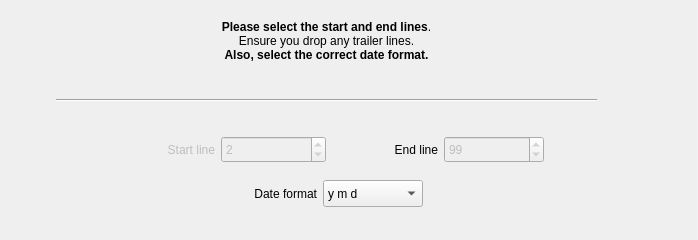
First picture: the form in kmymoney/plugins/csvimport/lines-datewizardpage.ui, repository KDE/kmymoney, before the edit.
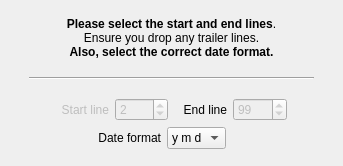
Second picture: the form after the edit. Custom widgets are drawn as their Qt base class.

```diff
--- a/kmymoney/plugins/csvimport/lines-datewizardpage.ui
+++ b/kmymoney/plugins/csvimport/lines-datewizardpage.ui
@@ -6,8 +6,8 @@
    <rect>
     <x>0</x>
     <y>0</y>
-    <width>698</width>
-    <height>240</height>
+    <width>343</width>
+    <height>166</height>
    </rect>
   </property>
   <property name="sizePolicy">
@@ -16,27 +16,10 @@
     <verstretch>0</verstretch>
    </sizepolicy>
   </property>
-  <property name="minimumSize">
-   <size>
-    <width>0</width>
-    <height>230</height>
-   </size>
-  </property>
-  <property name="maximumSize">
-   <size>
-    <width>16777215</width>
-    <height>267</height>
-   </size>
-  </property>
   <property name="windowTitle">
    <string>Lines-Date Wizard Page</string>
   </property>
-  <layout class="QGridLayout" name="gridLayout">
-   <item row="0" column="0">
-    <layout class="QHBoxLayout" name="horizontalLayout_2" stretch="5,60,10">
-     <property name="topMargin">
-      <number>0</number>
-     </property>
+  <layout class="QHBoxLayout" name="horizontalLayout_2">
      <item>
       <spacer name="horizontalSpacer">
        <property name="orientation">
@@ -44,22 +27,16 @@
        </property>
        <property name="sizeHint" stdset="0">
         <size>
-         <width>40</width>
-         <height>20</height>
+       <width>0</width>
+       <height>13</height>
         </size>
        </property>
       </spacer>
      </item>
      <item>
-      <layout class="QVBoxLayout" name="verticalLayout" stretch="40,2,3,2,40,1,40,2">
+    <layout class="QVBoxLayout" name="verticalLayout" stretch="25,3,3,3,30,30,3">
        <item>
         <widget class="QLabel" name="label">
-         <property name="maximumSize">
-          <size>
-           <width>16777215</width>
-           <height>60</height>
-          </size>
-         </property>
          <property name="text">
           <string>&lt;!DOCTYPE HTML PUBLIC &quot;-//W3C//DTD HTML 4.0//EN&quot; &quot;http://www.w3.org/TR/REC-html40/strict.dtd&quot;&gt;
 &lt;html&gt;&lt;head&gt;&lt;meta name=&quot;qrichtext&quot; content=&quot;1&quot; /&gt;&lt;style type=&quot;text/css&quot;&gt;
@@ -71,26 +48,6 @@
          </property>
         </widget>
        </item>
-       <item>
-        <spacer name="verticalSpacer_3">
-         <property name="orientation">
-          <enum>Qt::Vertical</enum>
-         </property>
-         <property name="sizeHint" stdset="0">
-          <size>
-           <width>20</width>
-           <height>40</height>
-          </size>
-         </property>
-        </spacer>
-       </item>
-       <item>
-        <widget class="Line" name="line_hor">
-         <property name="orientation">
-          <enum>Qt::Horizontal</enum>
-         </property>
-        </widget>
-       </item>
        <item>
         <spacer name="verticalSpacer_2">
          <property name="orientation">
@@ -104,6 +61,26 @@
          </property>
         </spacer>
        </item>
+     <item>
+      <widget class="Line" name="line_hor">
+       <property name="orientation">
+        <enum>Qt::Horizontal</enum>
+       </property>
+      </widget>
+     </item>
+     <item>
+      <spacer name="verticalSpacer_3">
+       <property name="orientation">
+        <enum>Qt::Vertical</enum>
+       </property>
+       <property name="sizeHint" stdset="0">
+        <size>
+         <width>20</width>
+         <height>40</height>
+        </size>
+       </property>
+      </spacer>
+     </item>
        <item>
         <layout class="QHBoxLayout" name="horizontalLayout_low" stretch="5,10,10,10,0,5">
          <property name="topMargin">
@@ -127,17 +104,6 @@
            <property name="enabled">
             <bool>false</bool>
            </property>
-           <property name="minimumSize">
-            <size>
-             <width>0</width>
-             <height>0</height>
-            </size>
-           </property>
-           <property name="font">
-            <font>
-             <underline>false</underline>
-            </font>
-           </property>
            <property name="accessibleName">
             <string comment="number of first line"/>
            </property>
@@ -154,12 +120,6 @@
            <property name="enabled">
             <bool>false</bool>
            </property>
-           <property name="minimumSize">
-            <size>
-             <width>100</width>
-             <height>27</height>
-            </size>
-           </property>
            <property name="toolTip">
             <string>Enter the number of the first transaction line.
 Will not accept value greater than the End Line value.</string>
@@ -174,17 +134,6 @@
          </item>
          <item>
           <widget class="QLabel" name="labelSet_skipToLast">
-           <property name="minimumSize">
-            <size>
-             <width>0</width>
-             <height>0</height>
-            </size>
-           </property>
-           <property name="font">
-            <font>
-             <underline>false</underline>
-            </font>
-           </property>
            <property name="accessibleName">
             <string comment="number of last line"/>
            </property>
@@ -201,12 +150,6 @@
            <property name="enabled">
             <bool>false</bool>
            </property>
-           <property name="minimumSize">
-            <size>
-             <width>100</width>
-             <height>27</height>
-            </size>
-           </property>
            <property name="toolTip">
             <string>Enter the number of the last transaction line.
 Will not accept value less than Start Line value.</string>
@@ -237,19 +180,6 @@
          </item>
         </layout>
        </item>
-       <item>
-        <spacer name="verticalSpacer_4">
-         <property name="orientation">
-          <enum>Qt::Vertical</enum>
-         </property>
-         <property name="sizeHint" stdset="0">
-          <size>
-           <width>20</width>
-           <height>40</height>
-          </size>
-         </property>
-        </spacer>
-       </item>
        <item>
         <layout class="QHBoxLayout" name="horizontalLayout" stretch="30,30,0,40">
          <property name="topMargin">
@@ -283,12 +213,6 @@
          </item>
          <item>
           <widget class="KComboBox" name="comboBox_dateFormat">
-           <property name="minimumSize">
-            <size>
-             <width>100</width>
-             <height>27</height>
-            </size>
-           </property>
            <item>
             <property name="text">
              <string comment="abbreviation of 'year', 'month', 'day'.">y m d</string>
@@ -328,8 +252,8 @@
          </property>
          <property name="sizeHint" stdset="0">
           <size>
-           <width>20</width>
-           <height>40</height>
+         <width>0</width>
+         <height>0</height>
           </size>
          </property>
         </spacer>
@@ -343,13 +267,11 @@
        </property>
        <property name="sizeHint" stdset="0">
         <size>
-         <width>84</width>
-         <height>20</height>
+       <width>0</width>
+       <height>13</height>
         </size>
        </property>
       </spacer>
-     </item>
-    </layout>
    </item>
   </layout>
  </widget>
```
Lines whose indentation alone changed are shown as unchanged.
